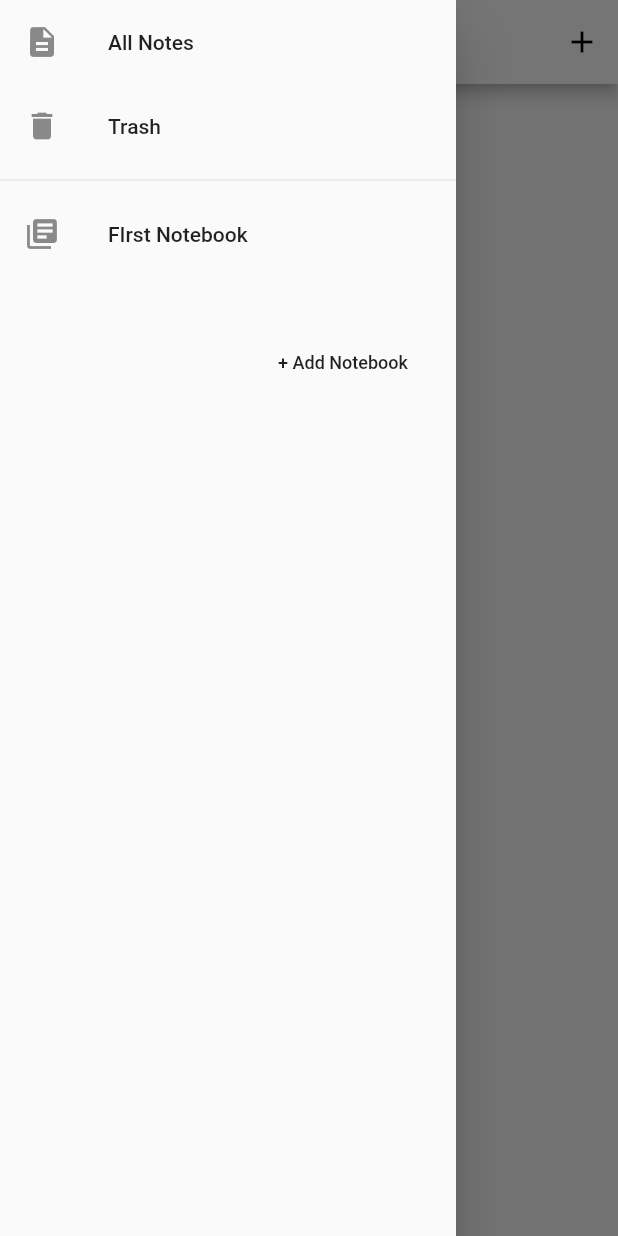
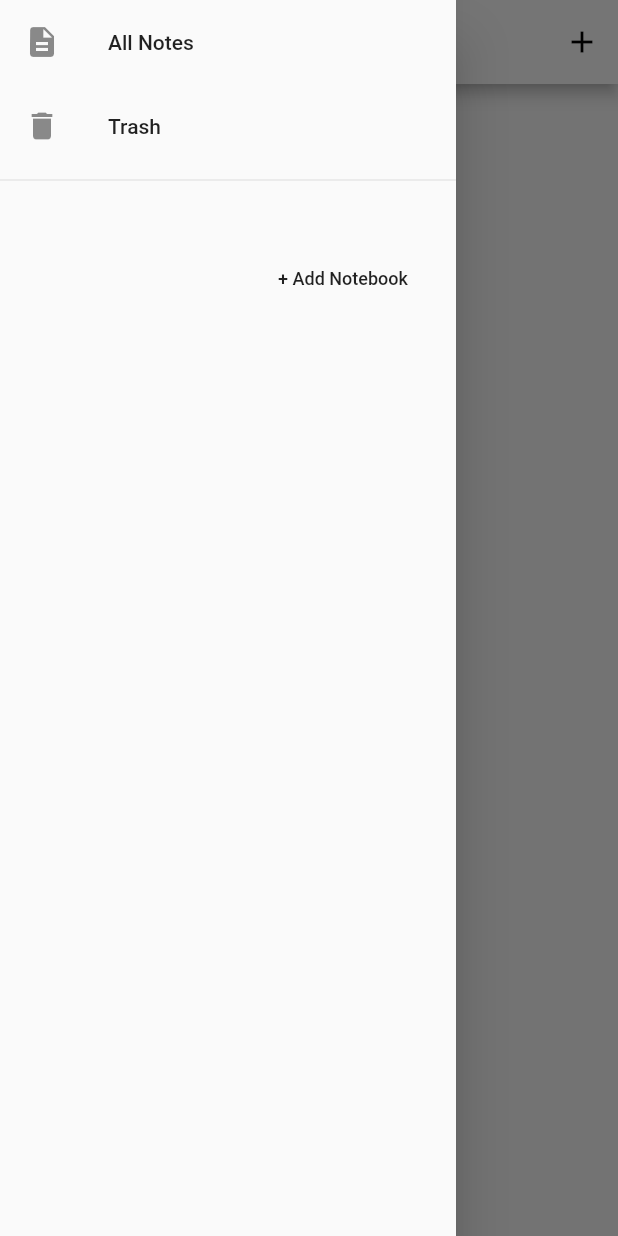
Before and after one commit to leungvanice/Flutter-markdown-note-taking-app, a Flutter app: the screen it shows after launch, with the side drawer open, on a phone screen of 412 x 824 dp. Run offline on Flutter 3.47's test engine with Material 2 defaults, Android fonts, the phone set to English and light mode, and no system bars; our stand-ins replace flutter_markdown, sqflite; accounts and stored records are empty.

Commit message:
Created notebook class and databasehelper

```diff
--- a/lib/database_helpers.dart
+++ b/lib/database_helpers.dart
@@ -1,4 +1,5 @@
 import 'dart:io';
+import 'package:flutter/material.dart';
 import 'package:path/path.dart';
 import 'package:sqflite/sqflite.dart';
 import 'package:path_provider/path_provider.dart';
@@ -8,6 +9,11 @@ final String columnId = '_id';
 final String columnTitle = 'title';
 final String columnDateTimeCreated = 'dateTimeCreated';
 final String columnNoteDetail = 'noteDetail';
+
+final String tableNotebook = 'notebooks';
+final String columnNotebookTitle = 'title';
+final String columnNotebookDateCreated = 'dateCreated';
+final String columnColorString = 'colorString';
 
 class Note {
   int id;
@@ -34,12 +40,45 @@ class Note {
   }
 }
 
-class DatabaseHelper {
+class Notebook {
+  int id;
+  String title;
+  DateTime dateCreated;
+  Color color;
+  Notebook({this.id, this.title, this.dateCreated, this.color});
+
+  static Color colorFromString(String colorString) {
+    String valueString = colorString.split('(0x')[1].split(')')[0];
+    int value = int.parse(valueString, radix: 16);
+    Color color = Color(value);
+    return color;
+  }
+
+  factory Notebook.fromMap(Map<String, dynamic> map) {
+    return Notebook(
+      id: map['_id'],
+      title: map['title'],
+      dateCreated: DateTime.parse(map['dateCreated']),
+      color: colorFromString(map['colorString']),
+    );
+  }
+
+  Map<String, dynamic> toMap() {
+    return {
+      'title': title,
+      'dateCreated': dateCreated.toString(),
+      'colorString': color.toString(),
+    };
+  }
+}
+
+class NoteDatabaseHelper {
   static final _databaseName = "MyDatabase.db";
   static final _databaseVersion = 1;
 
-  DatabaseHelper._privateConstructor();
-  static final DatabaseHelper instance = DatabaseHelper._privateConstructor();
+  NoteDatabaseHelper._privateConstructor();
+  static final NoteDatabaseHelper instance =
+      NoteDatabaseHelper._privateConstructor();
 
   static Database _database;
   Future<Database> get database async {
@@ -84,7 +123,58 @@ class DatabaseHelper {
 
   Future<int> update(Note note) async {
     final db = await database;
-    int id = await db.update(tableNote, note.toMap(), where: '_id = ?', whereArgs: [note.id]);
+    int id = await db.update(tableNote, note.toMap(),
+        where: '_id = ?', whereArgs: [note.id]);
     return id;
   }
 }
+
+class NotebookDatabaseHelper {
+  static final _databaseName = 'NotebookDB.db';
+  static final _databaseVersion = 1;
+
+  NotebookDatabaseHelper._();
+  static final NotebookDatabaseHelper instance = NotebookDatabaseHelper._();
+
+  static Database _database;
+  Future<Database> get database async {
+    if (_database != null) return _database;
+    _database = await _initDatabase();
+    return _database;
+  }
+
+  _initDatabase() async {
+    // The path_provider plugin gets the right directory for Android or iOS.
+    Directory documentsDirectory = await getApplicationDocumentsDirectory();
+    String path = join(documentsDirectory.path, _databaseName);
+    // Open the database. Can also add an onUpdate callback parameter.
+    return await openDatabase(path,
+        version: _databaseVersion, onCreate: _onCreate);
+  }
+
+  Future _onCreate(Database db, int version) async {
+    await db.execute('''
+      CREATE TABLE $tableNotebook (
+        $columnId INTEGER PRIMARY KEY,
+        $columnNotebookTitle TEXT NOT NULL,
+        $columnNotebookDateCreated TEXT NOT NULL,
+        $columnColorString TEXT NOT NULL
+      )
+    ''');
+  }
+
+  Future<int> insert(Notebook notebook) async {
+    Database db = await database;
+    int id = await db.insert(tableNotebook, notebook.toMap());
+    return id;
+  }
+
+  Future<List<Notebook>> queryAllNotebooks() async {
+    Database db = await database;
+    var res = await db.query(tableNotebook);
+    List<Notebook> list = res.isNotEmpty
+        ? res.map((notebook) => Notebook.fromMap(notebook)).toList()
+        : [];
+    return list;
+  }
+}
--- a/lib/widgets/noteDetail_page.dart
+++ b/lib/widgets/noteDetail_page.dart
@@ -1,4 +1,4 @@
-import './textEditor.dart';
+import './edit.dart';
 import './preview.dart';
 
 import '../database_helpers.dart';
@@ -94,7 +94,7 @@ class _NoteDetailPageState extends State<NoteDetailPage> {
         title: titleEditingController.text,
         dateTimeCreated: DateTime.now(),
         noteDetail: textEditingController.text);
-    DatabaseHelper helper = DatabaseHelper.instance;
+    NoteDatabaseHelper helper = NoteDatabaseHelper.instance;
     helper.insert(note);
   }
 
@@ -105,7 +105,7 @@ class _NoteDetailPageState extends State<NoteDetailPage> {
       dateTimeCreated: widget.note.dateTimeCreated,
       noteDetail: textEditingController.text,
     );
-    int updatedId = await DatabaseHelper.instance.update(note);
+    int updatedId = await NoteDatabaseHelper.instance.update(note);
     print(updatedId);
   }
 }
--- a/lib/widgets/noteList_page.dart
+++ b/lib/widgets/noteList_page.dart
@@ -2,6 +2,7 @@ import 'package:intl/intl.dart';
 
 import 'package:markdown_editor/database_helpers.dart';
 
+import './createNotebook_page.dart';
 import './noteDetail_page.dart';
 
 import 'package:flutter/material.dart';
@@ -49,20 +50,41 @@ class _NoteListPageState extends State<NoteListPage> {
                 title: Text('Trash'),
               ),
               Divider(),
-              ListTile(
-                leading: Icon(Icons.library_books),
-                title: Text("FIrst Notebook"),
+              // display notebooks
+              FutureBuilder(
+                future: NotebookDatabaseHelper.instance.queryAllNotebooks(),
+                builder: (BuildContext context,
+                    AsyncSnapshot<List<Notebook>> snapshot) {
+                  if (snapshot.hasData) {
+                    return Container(
+                      height: snapshot.data.length * 50.0 + 30,
+                      child: ListView(
+                        children: snapshot.data.map((notebook) {
+                          return ListTile(
+                            leading: Icon(Icons.library_books),
+                            title: Text(notebook.title),
+                          );
+                        }).toList(),
+                      ),
+                    );
+                  } else {
+                    return Container();
+                  }
+                },
               ),
-              SizedBox(
-                height: 30,
-              ),
+
               ListTile(
                 trailing: FlatButton(
                   child: Text(
                     "+ Add Notebook",
                     style: TextStyle(fontSize: 12, color: Colors.black87),
                   ),
-                  onPressed: () {},
+                  onPressed: () {
+                    Navigator.push(
+                        context,
+                        MaterialPageRoute(
+                            builder: (context) => CreateNotebookPage()));
+                  },
                 ),
               ),
             ],
@@ -70,7 +92,7 @@ class _NoteListPageState extends State<NoteListPage> {
         ),
       ),
       body: FutureBuilder(
-        future: DatabaseHelper.instance.queryAllNotes(),
+        future: NoteDatabaseHelper.instance.queryAllNotes(),
         builder: (BuildContext context, AsyncSnapshot<List<Note>> snapshot) {
           if (snapshot.hasData) {
             return ListView.builder(
```
Also changed, not shown: lib/widgets/createNotebook_page.dart (added, +17 -0 lines), lib/widgets/edit.dart (renamed from lib/widgets/textEditor.dart).
